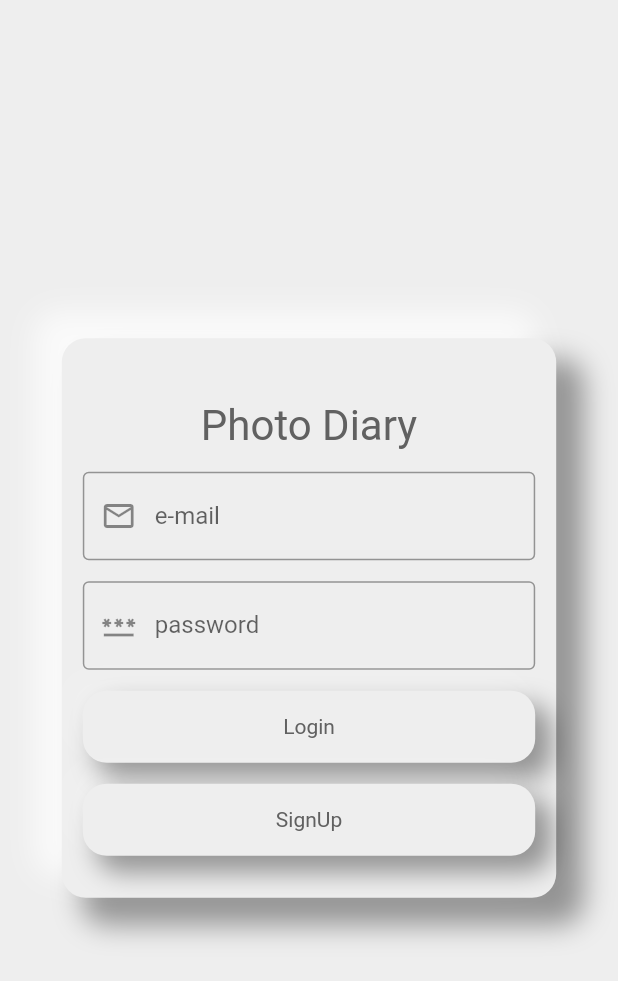
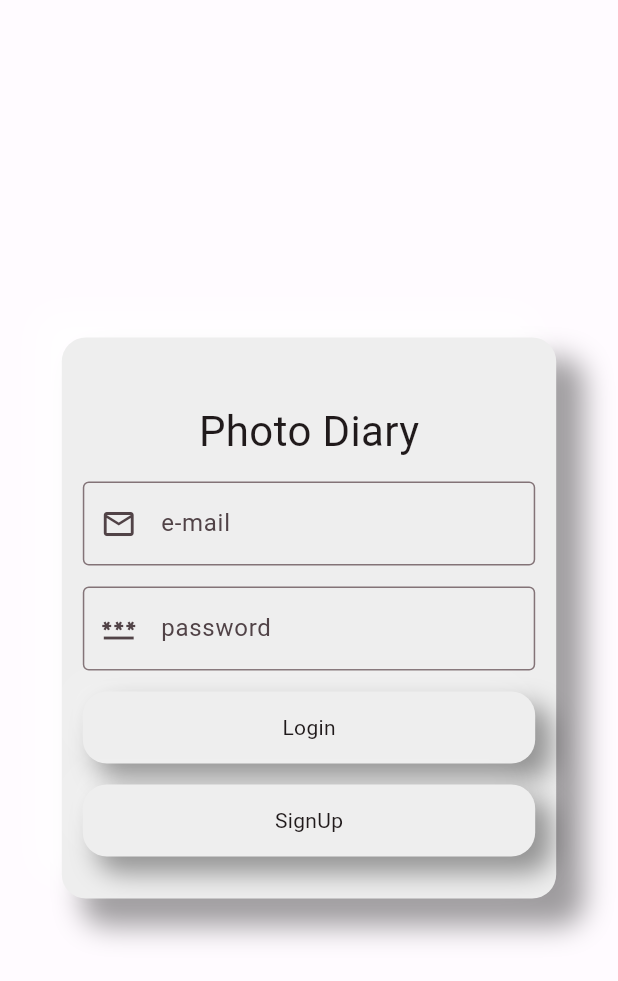
Before and after one commit to ParkJS09/photo_diary, a Flutter app: the screen it shows after launch, on a phone screen of 412 x 824 dp. Shown: the top 981 px of the screen. Run offline on Flutter 3.47's test engine with Material 2 defaults, Android fonts, the phone set to English and light mode, and no system bars; our stand-ins replace cloud_firestore, firebase_auth, firebase_core, firebase_storage, freezed_annotation, get_it and 3 more; accounts and stored records are empty; Roboto replaces fonts that are missing (Nanum Gothic).

```diff
--- /dev/null
+++ b/lib/common/color_schemes.dart
@@ -0,0 +1,69 @@
+import 'package:flutter/material.dart';
+
+const lightColorScheme = ColorScheme(
+  brightness: Brightness.light,
+  primary: Color(0xFF984061),
+  onPrimary: Color(0xFFFFFFFF),
+  primaryContainer: Color(0xFFFFD9E2),
+  onPrimaryContainer: Color(0xFF3E001D),
+  secondary: Color(0xFF74565F),
+  onSecondary: Color(0xFFFFFFFF),
+  secondaryContainer: Color(0xFFFFD9E2),
+  onSecondaryContainer: Color(0xFF2B151C),
+  tertiary: Color(0xFF7C5635),
+  onTertiary: Color(0xFFFFFFFF),
+  tertiaryContainer: Color(0xFFFFDCC2),
+  onTertiaryContainer: Color(0xFF2E1500),
+  error: Color(0xFFBA1A1A),
+  errorContainer: Color(0xFFFFDAD6),
+  onError: Color(0xFFFFFFFF),
+  onErrorContainer: Color(0xFF410002),
+  background: Color(0xFFFFFBFF),
+  onBackground: Color(0xFF201A1B),
+  surface: Color(0xFFFFFBFF),
+  onSurface: Color(0xFF201A1B),
+  surfaceVariant: Color(0xFFF2DDE2),
+  onSurfaceVariant: Color(0xFF514347),
+  outline: Color(0xFF837377),
+  onInverseSurface: Color(0xFFFAEEEF),
+  inverseSurface: Color(0xFF352F30),
+  inversePrimary: Color(0xFFFFB0C8),
+  shadow: Color(0xFF000000),
+  surfaceTint: Color(0xFF984061),
+  outlineVariant: Color(0xFFD5C2C6),
+  scrim: Color(0xFF000000),
+);
+
+const darkColorScheme = ColorScheme(
+  brightness: Brightness.dark,
+  primary: Color(0xFFFFB0C8),
+  onPrimary: Color(0xFF5E1133),
+  primaryContainer: Color(0xFF7B2949),
+  onPrimaryContainer: Color(0xFFFFD9E2),
+  secondary: Color(0xFFE2BDC6),
+  onSecondary: Color(0xFF422931),
+  secondaryContainer: Color(0xFF5A3F47),
+  onSecondaryContainer: Color(0xFFFFD9E2),
+  tertiary: Color(0xFFEFBD94),
+  onTertiary: Color(0xFF48290C),
+  tertiaryContainer: Color(0xFF623F20),
+  onTertiaryContainer: Color(0xFFFFDCC2),
+  error: Color(0xFFFFB4AB),
+  errorContainer: Color(0xFF93000A),
+  onError: Color(0xFF690005),
+  onErrorContainer: Color(0xFFFFDAD6),
+  background: Color(0xFF201A1B),
+  onBackground: Color(0xFFEBE0E1),
+  surface: Color(0xFF201A1B),
+  onSurface: Color(0xFFEBE0E1),
+  surfaceVariant: Color(0xFF514347),
+  onSurfaceVariant: Color(0xFFD5C2C6),
+  outline: Color(0xFF9E8C90),
+  onInverseSurface: Color(0xFF201A1B),
+  inverseSurface: Color(0xFFEBE0E1),
+  inversePrimary: Color(0xFF984061),
+  shadow: Color(0xFF000000),
+  surfaceTint: Color(0xFFFFB0C8),
+  outlineVariant: Color(0xFF514347),
+  scrim: Color(0xFF000000),
+);
--- a/lib/common/constants.dart
+++ b/lib/common/constants.dart
@@ -1,11 +1,7 @@
 import 'package:flutter/material.dart';
 
 ThemeData themeData = ThemeData(
-  primaryColor: Colors.teal,
-  colorScheme: ColorScheme.fromSwatch().copyWith(
-    secondary: Colors.orangeAccent,
-  ),
-  scaffoldBackgroundColor: Colors.grey[50],
+  useMaterial3: true,
   textTheme: const TextTheme(
     titleLarge: TextStyle(fontSize: 20, fontWeight: FontWeight.bold),
     titleMedium: TextStyle(fontSize: 16),
--- a/lib/data/repository/impl/auth_repository_impl.dart
+++ b/lib/data/repositories_impl/auth_repository_impl.dart
@@ -2,7 +2,7 @@ import 'dart:developer';
 
 import 'package:firebase_auth/firebase_auth.dart';
 import 'package:today/data/models/network_response.dart';
-import 'package:today/data/repository/auth_repository.dart';
+import 'package:today/domain/repository/auth_repository.dart';
 
 class AuthRepositoryImpl implements AuthRepository {
   @override
--- a/lib/data/repository/impl/diary_repository_impl.dart
+++ b/lib/data/repositories_impl/diary_repository_impl.dart
@@ -6,8 +6,8 @@ import 'package:firebase_auth/firebase_auth.dart';
 import 'package:firebase_storage/firebase_storage.dart';
 import 'package:path_provider/path_provider.dart';
 import 'package:today/data/models/diary_dto.dart';
-import 'package:today/data/repository/diary_repository.dart';
 import 'package:path/path.dart' as path;
+import 'package:today/domain/repository/diary_repository.dart';
 
 class DiaryRepositoryImpl implements DiaryRepository {
   final FirebaseAuth _auth = FirebaseAuth.instance;
--- a/lib/domain/auth_usecase.dart
+++ b/lib/domain/auth_usecase.dart
@@ -1,7 +1,7 @@
 import 'package:firebase_auth/firebase_auth.dart';
 import 'package:today/config/di/di.dart';
 import 'package:today/data/models/network_response.dart';
-import 'package:today/data/repository/auth_repository.dart';
+import 'package:today/domain/repository/auth_repository.dart';
 
 class AuthUseCase {
   late AuthRepository authRepository;
--- a/lib/domain/diary_usecase.dart
+++ b/lib/domain/diary_usecase.dart
@@ -2,9 +2,9 @@ import 'dart:developer';
 
 import 'package:today/config/di/di.dart';
 import 'package:today/data/models/diary_dto.dart';
-import 'package:today/domain/diary_content.dart';
+import 'package:today/domain/models/diary_content.dart';
 import 'package:today/data/models/network_response.dart';
-import 'package:today/data/repository/diary_repository.dart';
+import 'package:today/domain/repository/diary_repository.dart';
 
 class DiaryUseCase {
   late DiaryRepository _diaryRepository;
--- a/lib/data/repository/diary_repository.dart
+++ b/lib/domain/repository/diary_repository.dart
@@ -1,8 +1,7 @@
 import 'package:today/data/models/diary_dto.dart';
-import 'package:today/domain/diary_content.dart';
-import 'package:today/data/models/network_response.dart';
 
 abstract class DiaryRepository {
   Future<void> saveImageAndText(DateTime date, String text, String imagePath);
+
   Future<List<DiaryDto>> getImages(DateTime date);
 }
--- a/lib/main.dart
+++ b/lib/main.dart
@@ -2,6 +2,7 @@ import 'dart:developer';
 
 import 'package:firebase_core/firebase_core.dart';
 import 'package:flutter/material.dart';
+import 'package:today/common/color_schemes.dart';
 import 'package:today/common/constants.dart';
 import 'package:today/config/di/di.dart';
 
@@ -45,9 +46,16 @@ class MyApp extends StatelessWidget {
       builder: (context, authViewModel, child) {
         log("MainPage // authViewModel.user : ${authViewModel.user}");
         return MaterialApp(
-          title: 'Flutter Demo',
-          theme: themeData,
-          home: authViewModel.user == null ? AuthPage() : HomePage(),
+          title: 'Photo Diary',
+          theme: ThemeData(
+            useMaterial3: true,
+            colorScheme: lightColorScheme,
+          ),
+          darkTheme: ThemeData(
+            useMaterial3: true,
+            colorScheme: darkColorScheme,
+          ),
+          home: authViewModel.user == null ? const AuthPage() : HomePage(),
         );
       },
     );
--- a/lib/presentation/detail/datail_page.dart
+++ b/lib/presentation/detail/datail_page.dart
@@ -1,8 +1,7 @@
 import 'dart:developer';
 
 import 'package:flutter/material.dart';
-import 'package:google_fonts/google_fonts.dart';
-import 'package:today/domain/diary_content.dart';
+import 'package:today/domain/models/diary_content.dart';
 import 'package:today/presentation/home/widget/flip_card_widget.dart';
 
 class DetailPage extends StatelessWidget {
--- a/lib/presentation/home/home_page.dart
+++ b/lib/presentation/home/home_page.dart
@@ -3,7 +3,7 @@ import 'dart:developer';
 import 'package:flutter/material.dart';
 import 'package:google_fonts/google_fonts.dart';
 import 'package:provider/provider.dart';
-import 'package:today/domain/diary_content.dart';
+import 'package:today/domain/models/diary_content.dart';
 import 'package:today/presentation/add/add_diary_page.dart';
 import 'package:today/presentation/detail/datail_page.dart';
 import 'package:today/presentation/home/home_viewmodel.dart';
@@ -102,6 +102,7 @@ class _HomePageState extends State<HomePage> {
               uniqueKey: key,
               item: diary,
             ),
+
           ),
         );
       },
--- a/lib/presentation/home/home_viewmodel.dart
+++ b/lib/presentation/home/home_viewmodel.dart
@@ -1,8 +1,6 @@
-import 'dart:developer';
-
 import 'package:flutter/material.dart';
 import 'package:today/config/di/di.dart';
-import 'package:today/domain/diary_content.dart';
+import 'package:today/domain/models/diary_content.dart';
 import 'package:intl/intl.dart';
 import 'package:today/data/models/network_response.dart';
 import 'package:today/domain/diary_usecase.dart';
--- a/lib/presentation/sign/auth_page.dart
+++ b/lib/presentation/sign/auth_page.dart
@@ -23,7 +23,6 @@ class _AuthPageState extends State<AuthPage> {
   @override
   Widget build(BuildContext context) {
     return Scaffold(
-      backgroundColor: Colors.grey[200],
       body: Center(
         child: SingleChildScrollView(
           child: Container(
```
Also changed, not shown: lib/config/di/di.dart (+5 -4 lines), lib/presentation/home/widget/flip_card_widget.dart (+14 -9 lines), lib/domain/repository/auth_repository.dart (renamed from lib/data/repository/auth_repository.dart), 6 other files.
